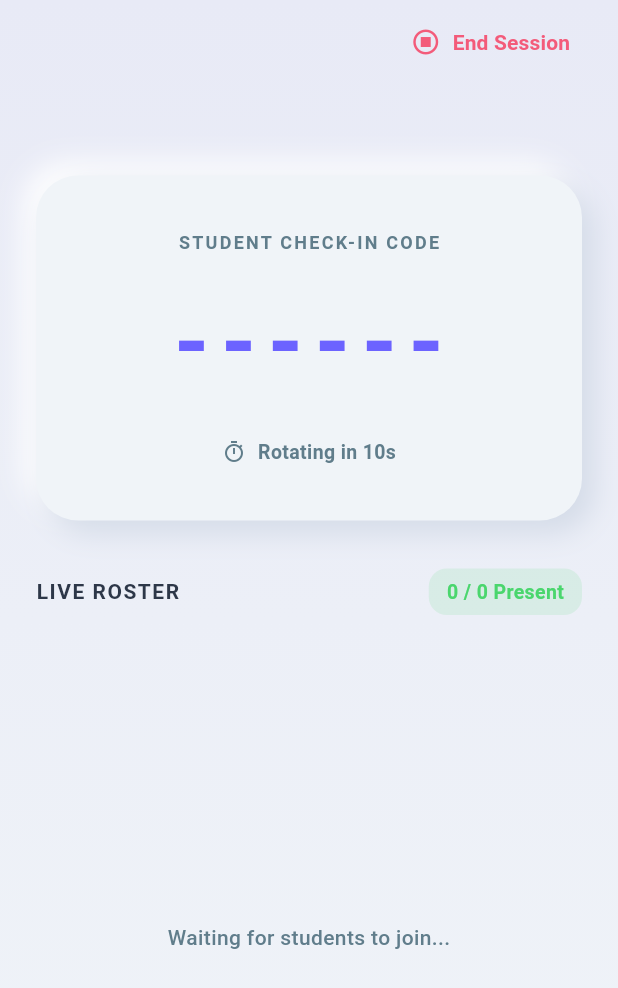
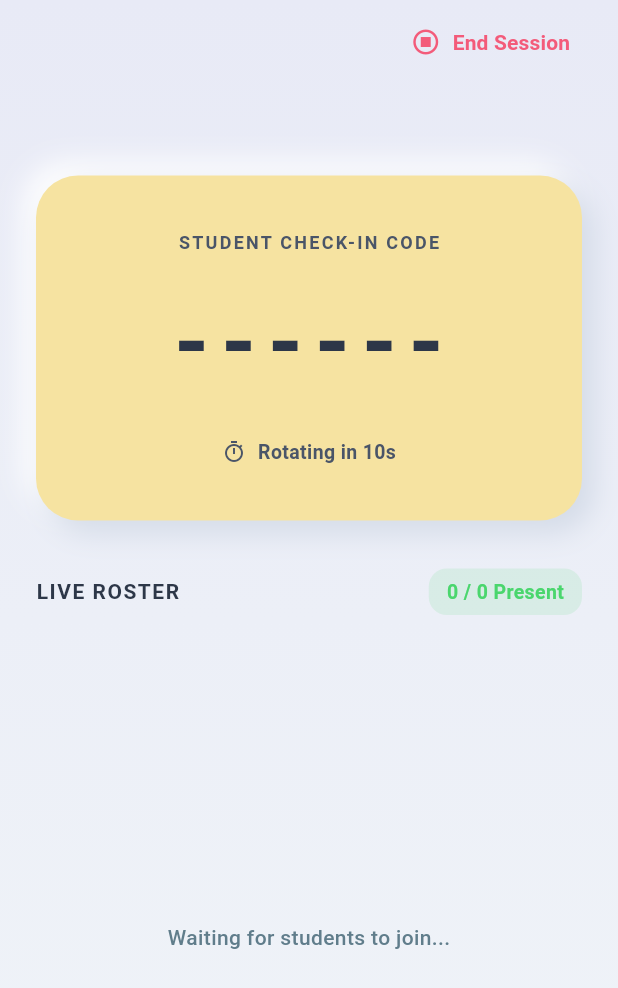
Before and after one commit to patiabhishek123/At-App, a Flutter app: the LiveSessionScreen screen opened directly with empty values, on a phone screen of 412 x 824 dp. Shown: the top 988 px of the screen. Run offline on Flutter 3.47's test engine with Material 3 defaults, Android fonts, the phone set to English and light mode, and no system bars; our stand-ins replace fl_chart, flutter_secure_storage, geolocator; missing offline and left inert: network_info_plus; accounts and stored records are empty; network calls fail.

Commit message:
ui: update app theme to butter-yellow color scheme and replace gradients with Neumorphic cards

```diff
--- a/student_app/lib/screens/checkin_screen.dart
+++ b/student_app/lib/screens/checkin_screen.dart
@@ -81,7 +81,7 @@ class _CheckinScreenState extends State<CheckinScreen> {
                       child: Container(
                         padding: const EdgeInsets.all(24),
                         decoration: BoxDecoration(
-                          color: const Color(0xFFF0F4F8),
+                          color: const Color(0xFFF6E3A1), // butter-200
                           shape: BoxShape.circle,
                           boxShadow: [
                             const BoxShadow(
@@ -99,7 +99,7 @@ class _CheckinScreenState extends State<CheckinScreen> {
                         child: const Icon(
                           Icons.qr_code_scanner_rounded,
                           size: 60,
-                          color: Color(0xFF6C63FF),
+                          color: Color(0xFF2D3748),
                         ),
                       ),
                     ),
--- a/teacher_app/lib/screens/live_session_screen.dart
+++ b/teacher_app/lib/screens/live_session_screen.dart
@@ -274,13 +274,14 @@ class _LiveSessionScreenState extends State<LiveSessionScreen> {
                 padding: const EdgeInsets.symmetric(horizontal: 24.0),
                 child: NeumorphicCard(
                   borderRadius: 28,
+                  color: const Color(0xFFF6E3A1), // butter-200
                   padding: const EdgeInsets.symmetric(vertical: 36),
                   child: Column(
                     children: [
                       const Text(
                         'STUDENT CHECK-IN CODE',
                         style: TextStyle(
-                          color: Colors.blueGrey,
+                          color: Color(0xFF4A5568),
                           fontSize: 12,
                           letterSpacing: 1.5,
                           fontWeight: FontWeight.bold,
@@ -290,7 +291,7 @@ class _LiveSessionScreenState extends State<LiveSessionScreen> {
                       Text(
                         session.activeCode ?? '------',
                         style: const TextStyle(
-                          color: Color(0xFF6C63FF),
+                          color: Color(0xFF2D3748),
                           fontSize: 60,
                           fontWeight: FontWeight.bold,
                           letterSpacing: 8,
@@ -302,12 +303,12 @@ class _LiveSessionScreenState extends State<LiveSessionScreen> {
                       Row(
                         mainAxisAlignment: MainAxisAlignment.center,
                         children: [
-                          const Icon(Icons.timer_outlined, size: 16, color: Colors.blueGrey),
+                          const Icon(Icons.timer_outlined, size: 16, color: Color(0xFF4A5568)),
                           const SizedBox(width: 8),
                           Text(
                             'Rotating in ${session.codeExpiresIn}s',
                             style: const TextStyle(
-                              color: Colors.blueGrey,
+                              color: Color(0xFF4A5568),
                               fontSize: 13,
                               fontWeight: FontWeight.bold,
                             ),
```
Also changed, not shown: student_app/lib/screens/home_screen.dart (+10 -23 lines).
